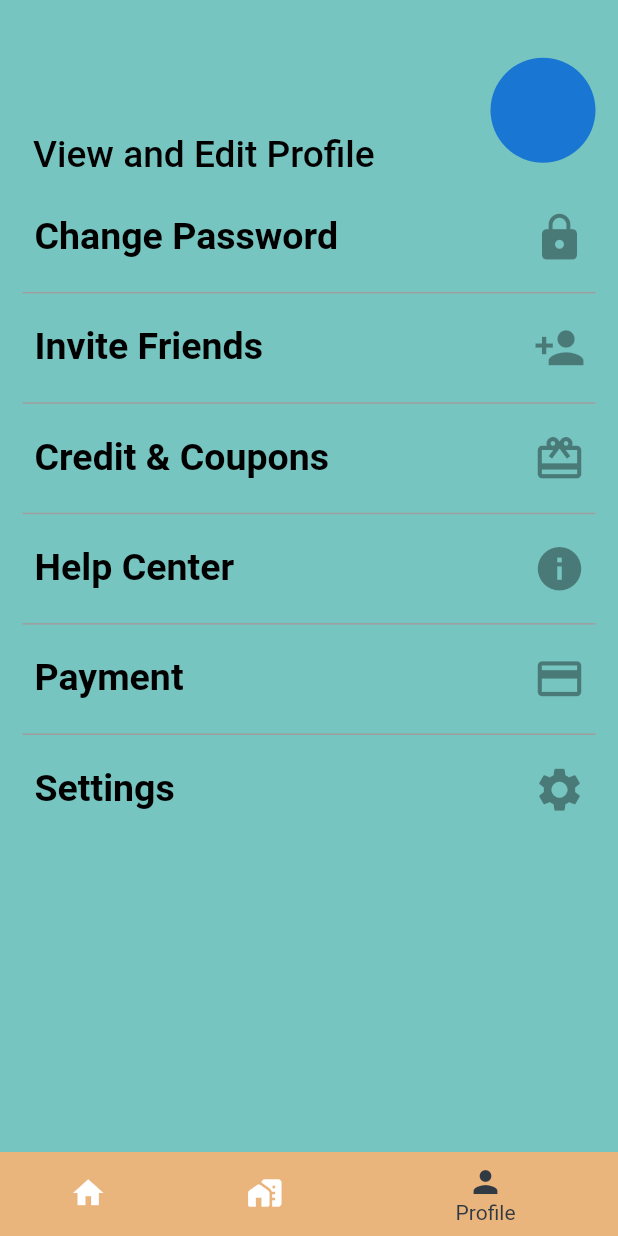
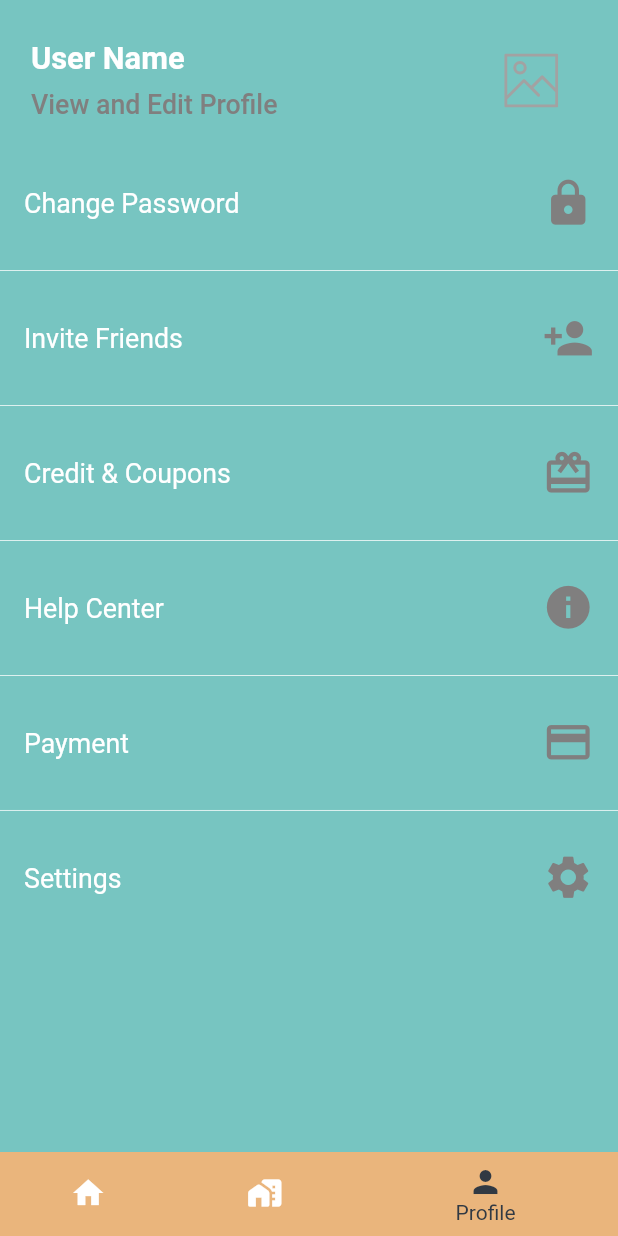
Before and after one commit to Amgad22318/RoomQuik, a Flutter app: the AppLayout screen opened by its route, item 3 of the bottom bar chosen, on a phone screen of 412 x 824 dp. Run offline on Flutter 3.47's test engine with Material 2 defaults, Android fonts, the phone set to English and light mode, and no system bars; our stand-ins replace bloc, cached_network_image, carousel_slider, dio, flutter_bloc, flutter_svg and 7 more; accounts and stored records are empty; network calls fail.

Commit message:
Asem Profile Backend 2

```diff
--- a/lib/screens/app_layout/app_layout.dart
+++ b/lib/screens/app_layout/app_layout.dart
@@ -5,6 +5,7 @@ import 'package:algoriza_team_6_realestate_app/screens/my_booking/my_booking_scr
 import 'package:flutter/material.dart';
 import 'package:flutter_bloc/flutter_bloc.dart';
 
+import '../../data/di/di.dart';
 import '../../styles/colors.dart';
 import '../../views/app_layout/app_layout_drawer.dart';
 import '../my_profile/my_profile_screen.dart';
@@ -41,7 +42,7 @@ class _AppLayoutState extends State<AppLayout> {
           lazy: false,
         ),
         BlocProvider(
-          create: (context) => ProfileCubit()..getProfileInfo(),
+          create: (context) => sl<ProfileCubit>()..getProfileInfo(),
           lazy: false,
         ),
       ],
--- a/lib/screens/my_profile/my_profile_screen.dart
+++ b/lib/screens/my_profile/my_profile_screen.dart
@@ -1,236 +1,121 @@
 import 'package:algoriza_team_6_realestate_app/business_logic/cubit/profile_cubit/profile_cubit.dart';
+import 'package:algoriza_team_6_realestate_app/widgets/default_cached_network_image.dart';
+import 'package:algoriza_team_6_realestate_app/widgets/default_list_tile.dart';
+import 'package:algoriza_team_6_realestate_app/widgets/horizontal_divider.dart';
 import 'package:flutter/material.dart';
 import 'package:flutter_bloc/flutter_bloc.dart';
 import 'package:sizer/sizer.dart';
-
 import '../../constants/screens.dart';
+import '../../styles/colors.dart';
 import '../../widgets/default_text.dart';
-import '../../widgets/default_text_form_field.dart';
 
 class MyProfileScreen extends StatelessWidget {
   const MyProfileScreen({Key? key}) : super(key: key);
 
-
   @override
   Widget build(BuildContext context) {
-    var changepasswordontroller = TextEditingController();
-    var invitefriendscontroller = TextEditingController();
-    var creditcontroller = TextEditingController();
-    var helpcontroller = TextEditingController();
-    var paymentcontroller = TextEditingController();
-    var settingscontroller = TextEditingController();
     ProfileCubit cubit = ProfileCubit.get(context);
-    return Padding(
-      padding: const EdgeInsets.symmetric(horizontal: 15.0),
+
+    return SafeArea(
       child: SingleChildScrollView(
         child: Column(
           children: [
-            Padding(
-              padding: const EdgeInsets.only(top: 30.0,bottom: 5,left: 7),
-              child: InkWell(
-                onTap: (){
+            InkWell(
+              onTap: () {
                 Navigator.pushNamed(context, UpdateProfileRoute);
               },
               child: BlocBuilder<ProfileCubit, ProfileState>(
                 builder: (context, state) {
-    return Row(
+                  return Padding(
+                    padding: EdgeInsets.symmetric(horizontal: 5.w, vertical: 2.h),
+                    child: Row(
                       children: [
                         Column(
                           crossAxisAlignment: CrossAxisAlignment.start,
                           children: [
-                        DefaultText(text: cubit.updateProfileModel.data.name,fontSize: 30.sp,color: Colors.black,fontWeight: FontWeight.bold,),
-                        SizedBox(height: 10,),
-                        DefaultText(text: 'View and Edit Profile',fontSize: 18.sp,color: Colors.black,fontWeight: FontWeight.w500,),
+                            DefaultText(
+                              text: cubit.auth.data.name == ''
+                                  ? 'User Name'
+                                  : cubit.auth.data.name,
+                              fontSize: 15.sp,
+                              fontWeight: FontWeight.bold,
+                            ),
+                            SizedBox(
+                              height: 1.h,
+                            ),
+                            DefaultText(
+                              text: 'View and Edit Profile',
+                              fontSize: 13.sp,
+                              fontWeight: FontWeight.w500,
+                              color: defaultGray,
+                            ),
                           ],
                         ),
-                    Spacer(),
-                    CircleAvatar(
-                      radius: 35,
+                        const Spacer(),
+                        ClipRRect(
+                          borderRadius: BorderRadius.circular(35.sp),
+                          child: DefaultCachedNetworkImage(
+                            imageUrl: cubit.auth.data.image,
+                            fit: BoxFit.cover,
+                          ),
                         )
                       ],
+                    ),
                   );
                 },
               ),
             ),
-            ),
-            Padding(
-              padding: const EdgeInsets.symmetric(vertical: 8.0),
-              child: InkWell(onTap: (){
+            InkWell(
+              onTap: () {
                 Navigator.pushNamed(context, ChangePasswordRoute);
               },
-                child: DefaultTextFormField(
-                  controllerr: changepasswordontroller,
-                  type: TextInputType.text,
-                  label: 'Change Password',
-                  fontweight: FontWeight.bold,
-                  focusedborder: InputBorder.none,
-                  enabledbprder: InputBorder.none,
-                  erroborder: InputBorder.none,
-                  disabledborder: InputBorder.none,
-
-                  radius: 1,
-                  fonts: 25,
-                  bradius: 15,
-                  enabled: false,
-                  max: 8,
-                  readonly: true,
-                  suffix: Icons.lock,
-                  border: OutlineInputBorder(),
-                  ispassword: false,
-
+              child: const DefaultListTile(
+                  title: 'Change Password',
+                  trailingIcon: Icons.lock,
               ),
             ),
-            ),
-            Container(
-              color: Colors.grey,
-              height: 1,
-            ),
-            Padding(
-              padding: const EdgeInsets.symmetric(vertical: 8.0),
-              child: InkWell(onTap: (){},
-                child: DefaultTextFormField(
-                  controllerr: invitefriendscontroller,
-                  type: TextInputType.text,
-                  label: 'Invite Friends',
-                  fontweight: FontWeight.bold,
-                  radius: 1,
-                  focusedborder: InputBorder.none,
-                  enabledbprder: InputBorder.none,
-                  erroborder: InputBorder.none,
-                  disabledborder: InputBorder.none,
-                  enabled: false,
-
-                  fonts: 25,
-                  bradius: 15,
-                  max: 8,
-                  readonly: false,
-                  suffix: Icons.person_add,
-                  border: OutlineInputBorder(),
-                  ispassword: false,
-
+            const HorizontalDivider(),
+            InkWell(
+              onTap: (){},
+              child: const DefaultListTile(
+                title: 'Invite Friends',
+                trailingIcon: Icons.person_add,
               ),
             ),
-            ),
-            Container(
-              color: Colors.grey,
-              height: 1,
-            ),
-            Padding(
-              padding: const EdgeInsets.symmetric(vertical: 8.0),
-              child: InkWell(onTap: (){},
-                child: DefaultTextFormField(
-                  controllerr: creditcontroller,
-                  type: TextInputType.text,
-                  label: 'Credit & Coupons',
-                  enabled: false,
-                  focusedborder: InputBorder.none,
-                  enabledbprder: InputBorder.none,
-                  erroborder: InputBorder.none,
-                  disabledborder: InputBorder.none,
-                  fontweight: FontWeight.bold,
-                  radius: 1,
-                  fonts: 25,
-                  bradius: 15,
-                  max: 8,
-                  readonly: false,
-                  suffix: Icons.card_giftcard,
-                  border: OutlineInputBorder(),
-                  ispassword: false,
-
+            const HorizontalDivider(),
+            InkWell(
+              onTap: () {},
+              child: const DefaultListTile(
+                title: 'Credit & Coupons',
+                trailingIcon: Icons.card_giftcard,
               ),
             ),
-            ),
-            Container(
-              color: Colors.grey,
-              height: 1,
-            ),
-            Padding(
-              padding: const EdgeInsets.symmetric(vertical: 8.0),
-              child: InkWell(onTap: (){},
-                child: DefaultTextFormField(
-                  controllerr: helpcontroller,
-                  type: TextInputType.text,
-                  label: 'Help Center',
-                  enabled: false,
-
-                  fontweight: FontWeight.bold,
-                  radius: 1,
-                  fonts: 25,
-                  bradius: 15,
-                  max: 8,
-                  focusedborder: InputBorder.none,
-                  enabledbprder: InputBorder.none,
-                  erroborder: InputBorder.none,
-                  disabledborder: InputBorder.none,
-                  readonly: false,
-                  suffix: Icons.info,
-                  border: OutlineInputBorder(),
-                  ispassword: false,
-
+            const HorizontalDivider(),
+            InkWell(
+              onTap: () {},
+              child: const DefaultListTile(
+                title: 'Help Center',
+                trailingIcon: Icons.info,
               ),
             ),
-            ),
-            Container(
-              color: Colors.grey,
-              height: 1,
-            ),
-            Padding(
-              padding: const EdgeInsets.symmetric(vertical: 8.0),
-              child: InkWell(onTap: (){},
-                child: DefaultTextFormField(
-                  controllerr: paymentcontroller,
-                  type: TextInputType.text,
-                  label: 'Payment',
-                  enabled: false,
-                  fontweight: FontWeight.bold,
-                  radius: 1,
-                  fonts: 25,
-                  bradius: 15,
-                  focusedborder: InputBorder.none,
-                  enabledbprder: InputBorder.none,
-                  erroborder: InputBorder.none,
-                  disabledborder: InputBorder.none,
-                  max: 8,
-                  readonly: false,
-                  suffix: Icons.payment,
-                  border: OutlineInputBorder(),
-                  ispassword: false,
-
+            const HorizontalDivider(),
+            InkWell(
+              onTap: () {},
+              child: const DefaultListTile(
+                title: 'Payment',
+                trailingIcon: Icons.payment,
               ),
             ),
-            ),
-            Container(
-              color: Colors.grey,
-              height: 1,
-            ),
-            Padding(
-              padding: const EdgeInsets.symmetric(vertical: 8.0),
-              child: InkWell(onTap: (){
+            const HorizontalDivider(),
+            InkWell(
+              onTap: () {
                 Navigator.pushNamed(context, settingScreenRoute);
               },
-                child: DefaultTextFormField(
-                  controllerr: settingscontroller,
-                  type: TextInputType.text,
-                  label: 'Settings',
-                  enabled: false,
-                  fontweight: FontWeight.bold,
-                  radius: 1,
-                  fonts: 25,
-                  bradius: 15,
-                  max: 8,
-                  focusedborder: InputBorder.none,
-                  enabledbprder: InputBorder.none,
-                  erroborder: InputBorder.none,
-                  disabledborder: InputBorder.none,
-                  readonly: false,
-                  suffix: Icons.settings,
-                  border: OutlineInputBorder(),
-                  ispassword: false,
-
+              child: const DefaultListTile(
+                title: 'Settings',
+                trailingIcon: Icons.settings,
               ),
             ),
-            ),
-
           ],
         ),
       ),
--- /dev/null
+++ b/lib/widgets/default_list_tile.dart
@@ -0,0 +1,28 @@
+import 'package:flutter/material.dart';
+import 'package:sizer/sizer.dart';
+
+import '../styles/colors.dart';
+import 'default_text.dart';
+
+class DefaultListTile extends StatelessWidget {
+
+  final String title;
+  final IconData trailingIcon;
+
+  const DefaultListTile({Key? key, required this.title, required this.trailingIcon}) : super(key: key);
+
+  @override
+  Widget build(BuildContext context) {
+    return ListTile(
+      title: DefaultText(
+        text: title,
+        fontSize: 13.sp,
+      ),
+      trailing: Icon(
+        trailingIcon,
+        size: 25.sp,
+        color: defaultGray,
+      ),
+    );
+  }
+}
```
Also changed, not shown: lib/main.dart (+10 -2 lines), lib/screens/my_profile/edit_profile.dart (+47 -73 lines). Lines whose indentation alone changed are shown as unchanged.
